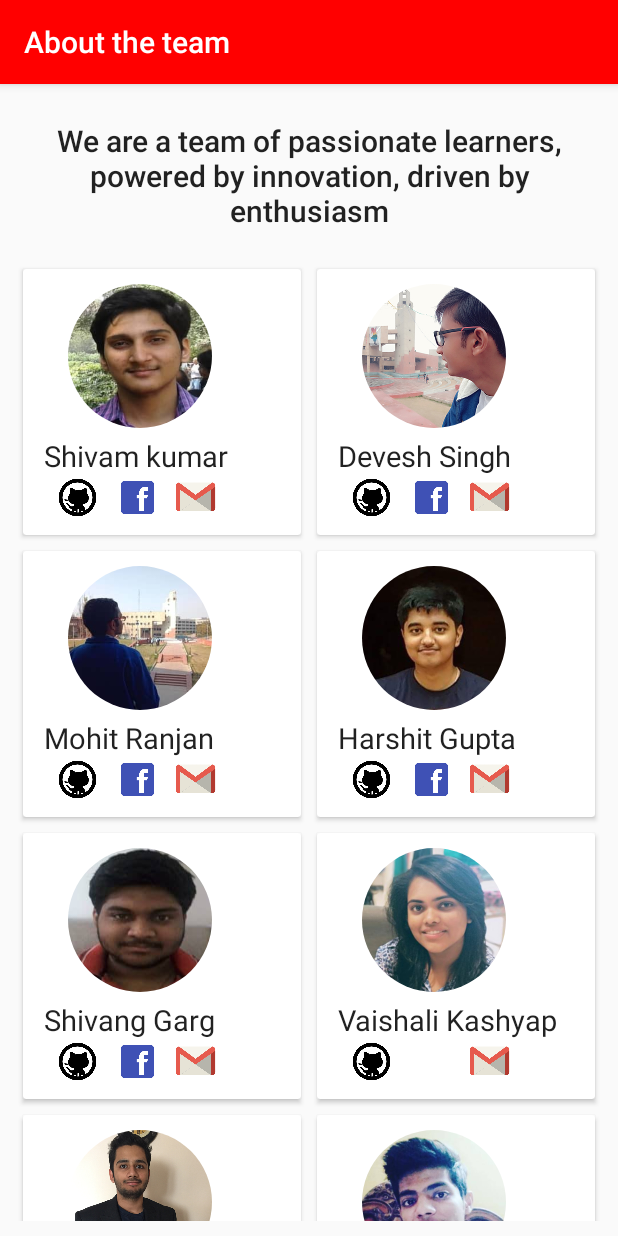
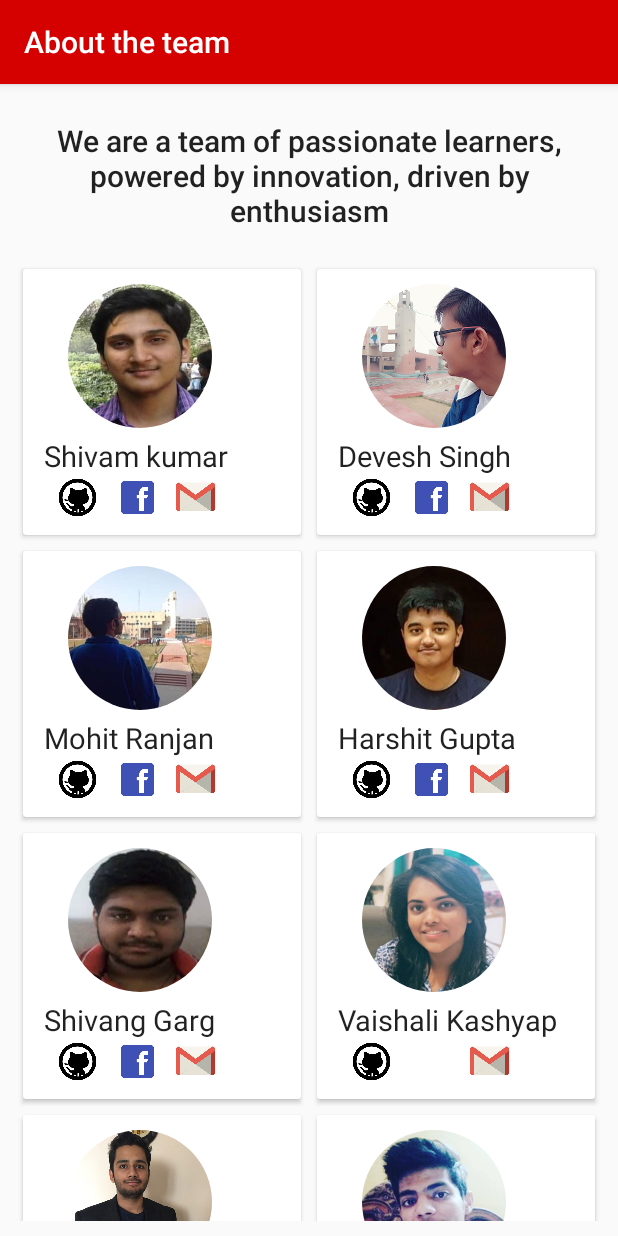
Before and after one commit to D3v3sh5ingh/Androidified, an Android app: the about_team screen opened directly, with no data from a screen before it, on a phone screen of 412 x 824 dp. Run offline under Robolectric (Android 15) with nearby library versions, the phone set to English and light mode, and no system bars; our stand-ins replace CircleImageView.

Commit message:
Lag reduced.Colour scheme updated

```diff
--- a/app/src/main/res/values/colors.xml
+++ b/app/src/main/res/values/colors.xml
@@ -1,6 +1,6 @@
 <?xml version="1.0" encoding="utf-8"?>
 <resources>
-    <color name="colorPrimary">#3F51B5</color>
-    <color name="colorPrimaryDark">#303F9F</color>
-    <color name="colorAccent">#FF4081</color>
+    <color name="colorPrimary">#d50000</color>
+    <color name="colorPrimaryDark">#b71c1c</color>
+    <color name="colorAccent">#e53935</color>
 </resources>
--- a/app/src/main/res/values/styles.xml
+++ b/app/src/main/res/values/styles.xml
@@ -3,8 +3,8 @@
     <!-- Base application theme. -->
     <style name="AppTheme" parent="Theme.AppCompat.Light.NoActionBar">
         <!-- Customize your theme here. -->
-        <item name="colorPrimary">#ff0000</item>
-        <item name="colorPrimaryDark">#7c031c</item>
+        <item name="colorPrimary">@color/colorPrimary</item>
+        <item name="colorPrimaryDark">@color/colorPrimaryDark</item>
         <item name="colorAccent">@color/colorAccent</item>
     </style>
 
```
Also changed, not shown: app/src/main/res/drawable/side_nav_bar.jpg.
